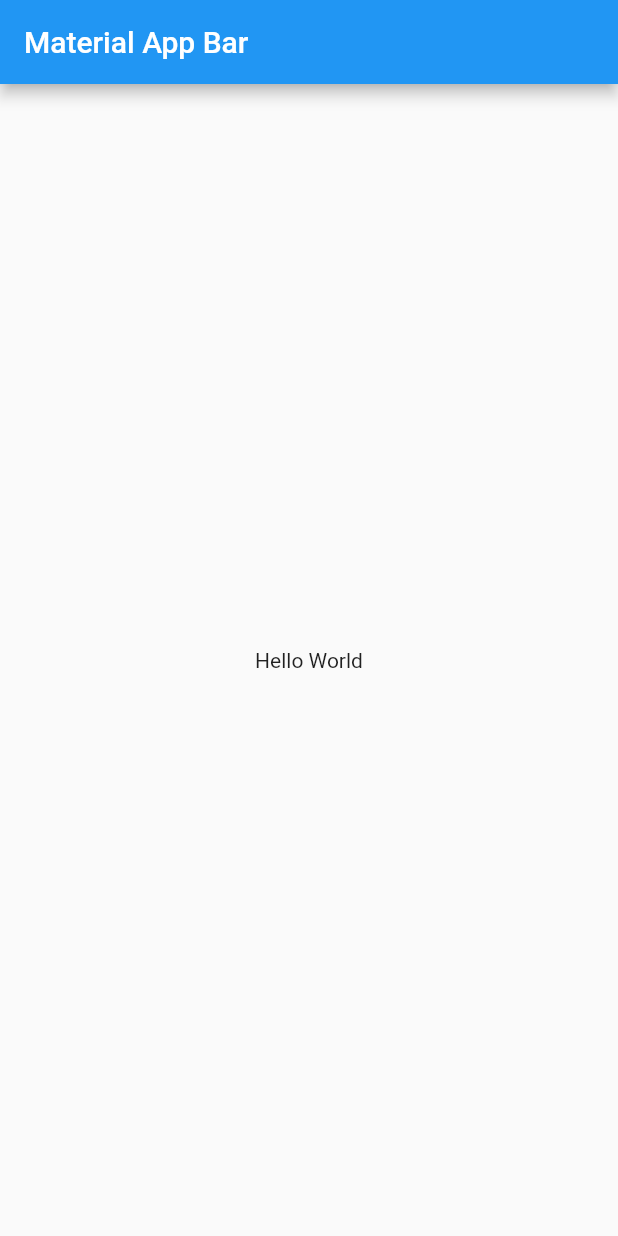
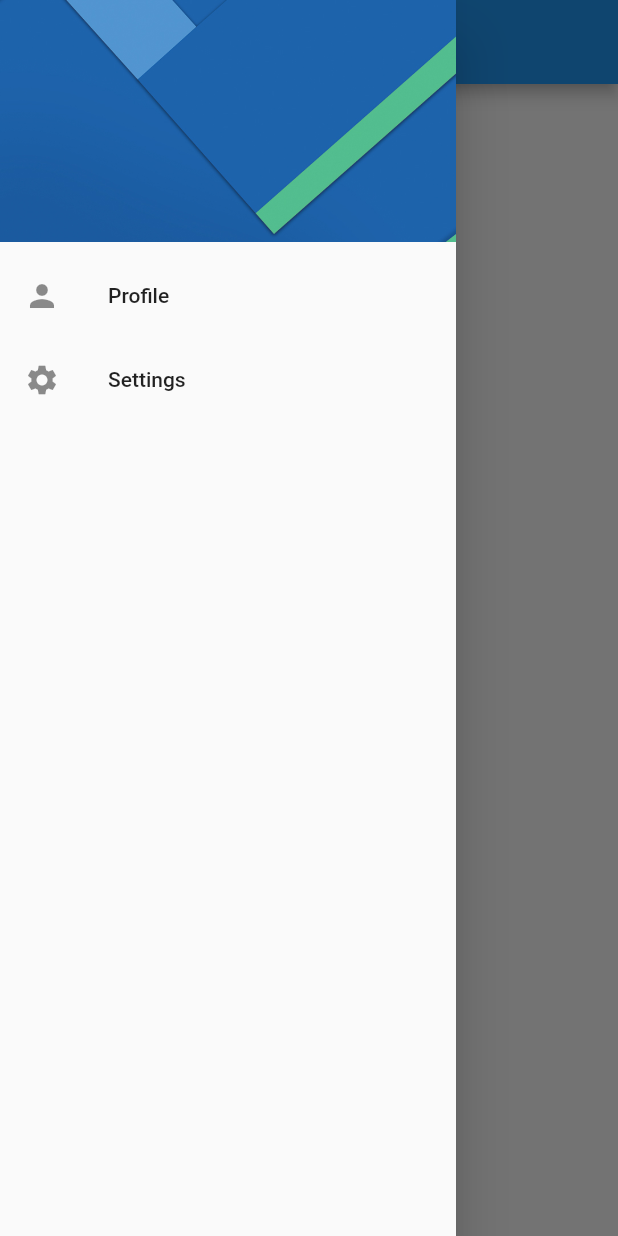
Before and after one commit to CarlosVazquezFarrera/UserPreference, a Flutter app: the screen it shows after launch, with the side drawer open (before the commit the screen has no drawer), on a phone screen of 412 x 824 dp. Run offline on Flutter 3.47's test engine with Material 2 defaults, Android fonts, the phone set to English and light mode, and no system bars.

Commit message:
Custom Drawer

```diff
--- a/lib/main.dart
+++ b/lib/main.dart
@@ -1,4 +1,7 @@
 import 'package:flutter/material.dart';
+import 'package:user_preference/routes/app_router.dart';
+import 'package:user_preference/routes/routes.dart';
+import 'package:user_preference/theme/custom_theme.dart';
 
 void main() => runApp(const MyApp());
 
@@ -8,17 +11,11 @@ class MyApp extends StatelessWidget {
   @override
   Widget build(BuildContext context) {
     return MaterialApp(
+      debugShowCheckedModeBanner: false,
       title: 'App Preference',
-      home: Scaffold(
-        appBar: AppBar(
-          title: const Text('Material App Bar'),
-        ),
-        body: Center(
-          child: Container(
-            child: const Text('Hello World'),
-          ),
-        ),
-      ),
+      theme: CustomTheme.customTheme,
+      initialRoute: Routes.home,
+      routes: AppRouter.routes,
     );
   }
 }
--- /dev/null
+++ b/lib/routes/app_router.dart
@@ -0,0 +1,13 @@
+import 'package:flutter/cupertino.dart';
+import 'package:user_preference/routes/routes.dart';
+import 'package:user_preference/screens/screens.dart';
+
+class AppRouter {
+  static Map<String, Widget Function(BuildContext)> get routes {
+    return {
+      Routes.home: (_) => const HomeScreen(),
+      Routes.profile: (_) => const ProfileScreen(),
+      Routes.settings: (_) => const SettingsScreen(),
+    };
+  }
+}
--- a/lib/routes/router.dart
+++ /dev/null
@@ -1 +0,0 @@
-class Router {}
--- a/lib/routes/routes.dart
+++ b/lib/routes/routes.dart
@@ -1,3 +1,5 @@
 class Routes {
   static const home = 'home';
+  static const profile = 'profile';
+  static const settings = 'settings';
 }
--- /dev/null
+++ b/lib/screens/home_screen.dart
@@ -0,0 +1,19 @@
+import 'package:flutter/material.dart';
+import 'package:user_preference/widgets/widgets.dart';
+
+class HomeScreen extends StatelessWidget {
+  const HomeScreen({Key? key}) : super(key: key);
+
+  @override
+  Widget build(BuildContext context) {
+    return Scaffold(
+      appBar: AppBar(
+        title: const Text('Home'),
+      ),
+      drawer: const CustomDrawer(),
+      body: const Center(
+        child: Text('HomeScreen'),
+      ),
+    );
+  }
+}
--- /dev/null
+++ b/lib/screens/profile_screen.dart
@@ -0,0 +1,19 @@
+import 'package:flutter/material.dart';
+import 'package:user_preference/widgets/widgets.dart';
+
+class ProfileScreen extends StatelessWidget {
+  const ProfileScreen({Key? key}) : super(key: key);
+
+  @override
+  Widget build(BuildContext context) {
+    return Scaffold(
+      appBar: AppBar(
+        title: const Text('Profile'),
+      ),
+      drawer: const CustomDrawer(),
+      body: const Center(
+        child: Text('ProfileScreen'),
+      ),
+    );
+  }
+}
--- /dev/null
+++ b/lib/screens/screens.dart
@@ -0,0 +1,3 @@
+export 'package:user_preference/screens/home_screen.dart';
+export 'package:user_preference/screens/profile_screen.dart';
+export 'package:user_preference/screens/settings_screen.dart';
--- /dev/null
+++ b/lib/screens/settings_screen.dart
@@ -0,0 +1,19 @@
+import 'package:flutter/material.dart';
+import 'package:user_preference/widgets/widgets.dart';
+
+class SettingsScreen extends StatelessWidget {
+  const SettingsScreen({Key? key}) : super(key: key);
+
+  @override
+  Widget build(BuildContext context) {
+    return Scaffold(
+      appBar: AppBar(
+        title: const Text('Settings'),
+      ),
+      drawer: const CustomDrawer(),
+      body: const Center(
+        child: Text('SettingsScreen'),
+      ),
+    );
+  }
+}
--- /dev/null
+++ b/lib/theme/custom_theme.dart
@@ -0,0 +1,6 @@
+import 'package:flutter/material.dart';
+
+class CustomTheme {
+  static final customTheme =
+      ThemeData(appBarTheme: const AppBarTheme(centerTitle: true));
+}
--- /dev/null
+++ b/lib/widgets/shared/custom_drawer.dart
@@ -0,0 +1,72 @@
+import 'package:flutter/material.dart';
+import 'package:user_preference/routes/routes.dart';
+
+class CustomDrawer extends StatelessWidget {
+  const CustomDrawer({Key? key}) : super(key: key);
+
+  @override
+  Widget build(BuildContext context) {
+    return Drawer(
+      child: ListView(
+        padding: const EdgeInsets.all(0.0),
+        children: const [
+          _Header(),
+          _ItemDrawer(
+            icon: Icons.person,
+            tittle: 'Profile',
+            routeName: Routes.profile,
+          ),
+          _ItemDrawer(
+            icon: Icons.settings,
+            tittle: 'Settings',
+            routeName: Routes.settings,
+          ),
+        ],
+      ),
+    );
+  }
+}
+
+class _ItemDrawer extends StatelessWidget {
+  const _ItemDrawer({
+    Key? key,
+    required this.icon,
+    required this.tittle,
+    required this.routeName,
+  }) : super(key: key);
+
+  final IconData icon;
+  final String tittle;
+  final String routeName;
+  @override
+  Widget build(BuildContext context) {
+    return ListTile(
+      leading: Icon(icon),
+      title: Text(tittle),
+      onTap: () {
+        Navigator.pop(context);
+        Navigator.pushReplacementNamed(context, routeName);
+      },
+    );
+  }
+}
+
+class _Header extends StatelessWidget {
+  const _Header({
+    Key? key,
+  }) : super(key: key);
+
+  @override
+  Widget build(BuildContext context) {
+    return const DrawerHeader(
+      decoration: BoxDecoration(
+        color: Colors.blue,
+      ),
+      padding: EdgeInsets.all(0.0),
+      child: Image(
+        image: AssetImage('assets/menu.jpg'),
+        fit: BoxFit.cover,
+      ),
+    );
+  }
+}
--- /dev/null
+++ b/lib/widgets/widgets.dart
@@ -0,0 +1 @@
+export 'package:user_preference/widgets/shared/custom_drawer.dart';
--- a/pubspec.yaml
+++ b/pubspec.yaml
@@ -58,8 +58,8 @@ flutter:
   uses-material-design: true
 
   # To add assets to your application, add an assets section, like this:
-  # assets:
-  #   - images/a_dot_burr.jpeg
+  assets:
+  - assets/menu.jpg
   #   - images/a_dot_ham.jpeg
 
   # An image asset can refer to one or more resolution-specific "variants", see
```
Also changed, not shown: assets/menu.jpg (added).
